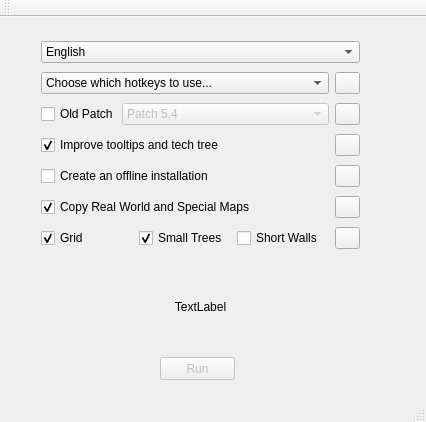
Above: mainwindow.ui from SiegeEngineers/WololoKingdoms before the change. Below: the same form after it.
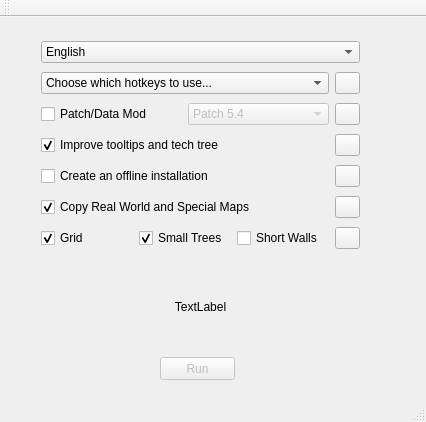
That is the form after the change.

Commit message: Fixed a lot of stuff regarding selectable data mods

What changed in the file:
```diff
--- a/mainwindow.ui
+++ b/mainwindow.ui
@@ -292,14 +292,11 @@
       <layout class="QHBoxLayout" name="horizontalLayout_6">
        <item>
         <widget class="QCheckBox" name="usePatch">
-         <property name="maximumSize">
-          <size>
-           <width>75</width>
-           <height>16777215</height>
-          </size>
+         <property name="enabled">
+          <bool>true</bool>
          </property>
          <property name="text">
-          <string>Old Patch</string>
+          <string>Patch/Data Mod</string>
          </property>
         </widget>
        </item>
```
Left out of the diff: 20 changed lines with no effect on the pictures. The commit also changes 4 other files.
